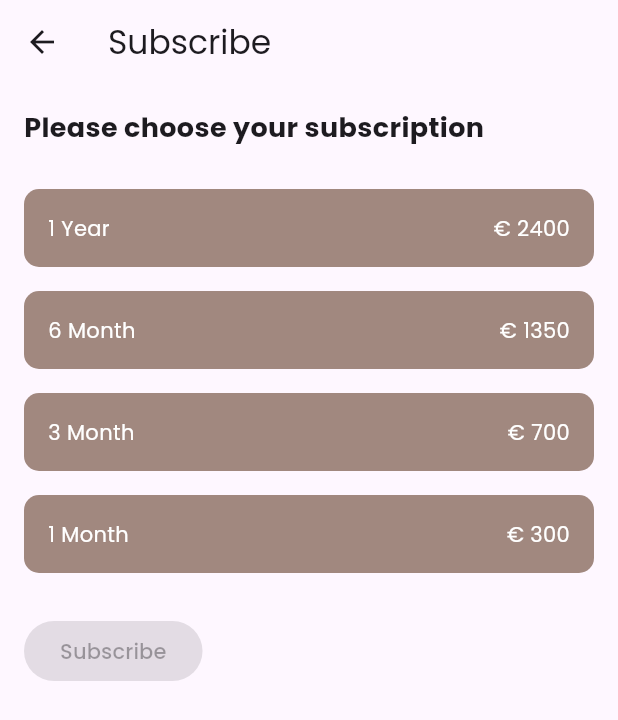
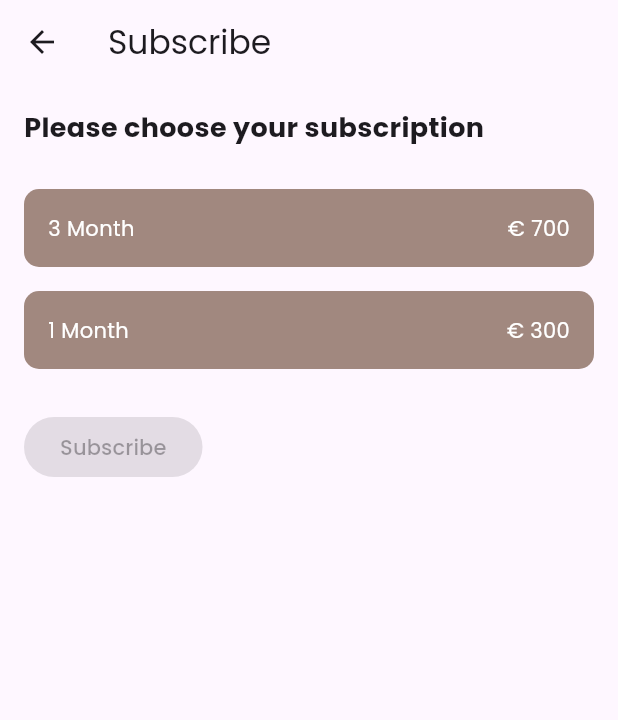
Before and after one commit to eddyh99/satoshi, a Flutter app: the InappView screen opened directly, on a phone screen of 412 x 824 dp. Shown: the top 720 px of the screen. Run offline on Flutter 3.47's test engine with Material 3 defaults, Android fonts, the phone set to English and light mode, and no system bars; our stand-ins replace convex_bottom_bar, email_validator, event_bus, firebase_analytics, firebase_core, firebase_messaging and 10 more; accounts and stored records are empty.

Commit message:
update ios 09122024

```diff
--- a/lib/main.dart
+++ b/lib/main.dart
@@ -12,6 +12,7 @@ import 'package:satoshi/utils/firebase_messaging_service.dart';
 import 'package:satoshi/view/confirmation_view.dart';
 import 'package:satoshi/view/forgot_pass/forgotpass_view.dart';
 import 'package:satoshi/view/forgot_pass/newpass_view.dart';
+import 'package:satoshi/view/inapp_view.dart';
 import 'package:satoshi/view/landing_view.dart';
 import 'package:satoshi/view/member/history_view.dart';
 import 'package:satoshi/view/member/home_view.dart';
@@ -118,6 +119,10 @@ class MyApp extends StatelessWidget {
             transition: Transition.rightToLeft,
           ),
           GetPage(
+              name: '/front-screen/inapp',
+              page: () => const InappView(),
+              transition: Transition.fadeIn),
+          GetPage(
               name: '/front-screen/home',
               page: () => const HomeView(),
               transition: Transition.fadeIn),
--- a/lib/view/inapp_view.dart
+++ b/lib/view/inapp_view.dart
@@ -19,10 +19,10 @@ class _InappViewState extends State<InappView> {
       []; // List to hold product details from in-app purchases
 
   final List<SubscriptionPlan> _plans = [
-    SubscriptionPlan('1 Year', 2400, '1 Year Regular', 'year_plan_id'),
-    SubscriptionPlan('6 Month', 1350, '6 Month Regular', 'six_month_plan_id'),
-    SubscriptionPlan('3 Month', 700, '3 Month Regular', 'three_month_plan_id'),
-    SubscriptionPlan('1 Month', 300, '1 Month Regular', 'one_month_plan_id'),
+    SubscriptionPlan(
+        '3 Month', 700, '3 Month Regular', 'app.satoshisignal.3month'),
+    SubscriptionPlan(
+        '1 Month', 300, '1 Month Regular', 'app.satoshisignal.monthly'),
   ];
 
   @override
--- a/lib/view/landing_view.dart
+++ b/lib/view/landing_view.dart
@@ -149,7 +149,6 @@ class _LandingViewState extends State<LandingView> {
             SizedBox(
               height: 1.h,
             ),
-            if (Platform.isAndroid)
             ButtonWidget(
               text: "Register",
               onTap: () {
--- a/lib/view/register_view.dart
+++ b/lib/view/register_view.dart
@@ -526,7 +526,7 @@ class _RegisterViewState extends State<RegisterView> {
                                       ),
                                     ),
                                     ButtonWidget(
-                                      text: "Continue",
+                                      text: "Register",
                                       onTap: () async {
                                         // showLoaderDialog(context);
                                         // printDebug(context.mounted);
```
Also changed, not shown: lib/view/confirmation_view.dart (+11 -0 lines), 47 other files. Lines whose indentation alone changed are shown as unchanged.
